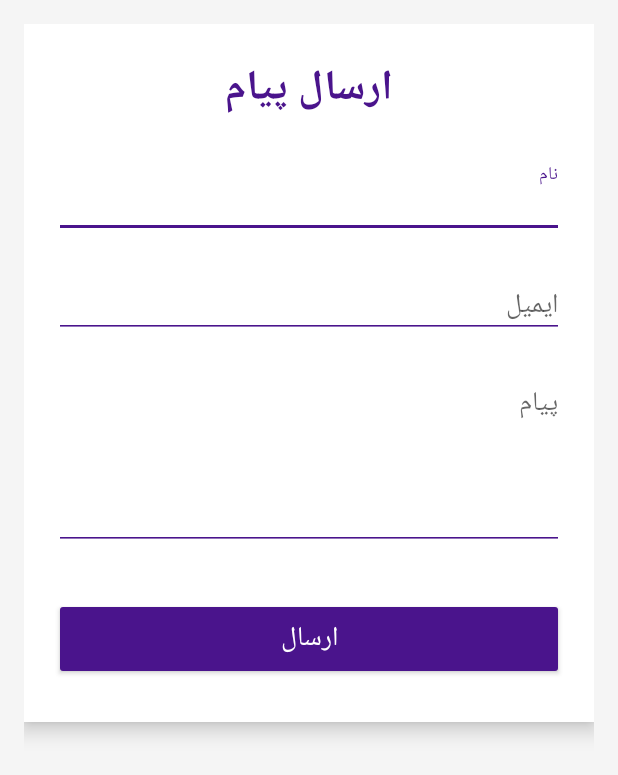
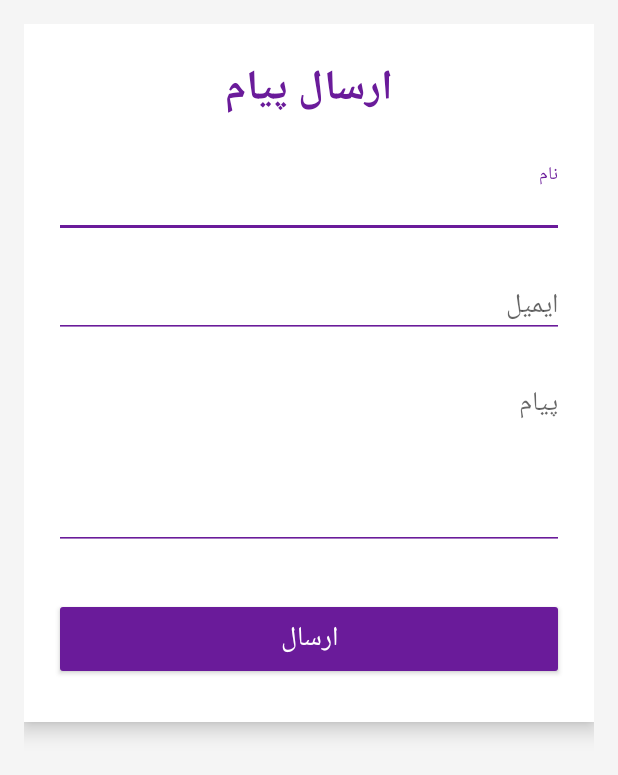
Before and after one commit to k-aghakhani/awareness, an Android app: the ContactFormActivity screen opened directly, with no data from a screen before it, after a tap on "ارسال", on a phone screen of 412 x 824 dp. Shown: the top 775 px of the screen. Run offline under Robolectric (Android 15) with nearby library versions, the phone set to English and light mode, and no system bars; our stand-ins replace Volley; network calls fail.

Commit message:
improve the appearance of the message submission page

```diff
--- a/app/build.gradle
+++ b/app/build.gradle
@@ -29,7 +29,8 @@ android {
 }
 
 dependencies {
-    implementation 'com.google.android.material:material:1.9.0'
+    implementation 'com.google.android.material:material:1.11.0'
+   // implementation 'com.google.android.material:material:1.9.0'
     implementation 'androidx.cardview:cardview:1.0.0'
     implementation 'androidx.appcompat:appcompat:1.6.1'
     implementation 'androidx.recyclerview:recyclerview:1.3.2'
--- a/app/src/main/java/com/aghakhani/awareness/ContactFormActivity.java
+++ b/app/src/main/java/com/aghakhani/awareness/ContactFormActivity.java
@@ -7,6 +7,8 @@ import android.net.NetworkInfo;
 import android.os.Bundle;
 import android.util.Log;
 import android.view.View;
+import android.view.animation.Animation;
+import android.view.animation.AnimationUtils;
 import android.widget.Button;
 import android.widget.EditText;
 import android.widget.ProgressBar;
@@ -43,7 +45,15 @@ public class ContactFormActivity extends AppCompatActivity {
         progressBar = findViewById(R.id.progressBar);
         requestQueue = Volley.newRequestQueue(this);
 
+        // Load animation for the button
+        Animation buttonAnimation = AnimationUtils.loadAnimation(this, android.R.anim.fade_in);
+        sendButton.setAnimation(buttonAnimation);
+
         sendButton.setOnClickListener(v -> {
+            // Play animation on click
+            Animation clickAnimation = AnimationUtils.loadAnimation(this, android.R.anim.fade_out);
+            v.startAnimation(clickAnimation);
+
             String name = enterName.getText().toString().trim();
             String email = enterEmail.getText().toString().trim();
             String message = enterMessage.getText().toString().trim();
@@ -172,8 +182,9 @@ public class ContactFormActivity extends AppCompatActivity {
         AlertDialog dialog = builder.create();
         dialog.show();
         Button positiveButton = dialog.getButton(AlertDialog.BUTTON_POSITIVE);
-        positiveButton.setTextColor(ContextCompat.getColor(this, android.R.color.black)); // Set button color to black
-        positiveButton.setTextSize(16); // Increase text size for better visibility
+        positiveButton.setTextColor(ContextCompat.getColor(this, android.R.color.white)); // Change to white text
+        positiveButton.setBackgroundColor(ContextCompat.getColor(this, android.R.color.holo_purple)); // Background color
+        positiveButton.setTextSize(16);
     }
 
     private void clearForm() {
--- a/app/src/main/res/layout/activity_contact_form.xml
+++ b/app/src/main/res/layout/activity_contact_form.xml
@@ -23,7 +23,7 @@
             android:text="ارسال پیام"
             android:textSize="28sp"
             android:textStyle="bold"
-            android:textColor="#4A148C"
+            android:textColor="#6A1B9A"
             android:gravity="center"
             android:paddingBottom="24dp" />
 
@@ -33,8 +33,8 @@
             android:layout_height="wrap_content"
             android:layout_marginBottom="16dp"
             app:boxBackgroundMode="outline"
-            app:boxStrokeColor="#4A148C"
-            app:hintTextColor="#4A148C">
+            app:boxStrokeColor="#6A1B9A"
+            app:hintTextColor="#6A1B9A">
 
             <com.google.android.material.textfield.TextInputEditText
                 android:id="@+id/enterName"
@@ -42,7 +42,7 @@
                 android:layout_height="wrap_content"
                 android:hint="نام"
                 android:inputType="textPersonName"
-                android:backgroundTint="#4A148C"
+                android:backgroundTint="#6A1B9A"
                 android:textColor="#212121"
                 android:textColorHint="#757575" />
         </com.google.android.material.textfield.TextInputLayout>
@@ -53,8 +53,8 @@
             android:layout_height="wrap_content"
             android:layout_marginBottom="16dp"
             app:boxBackgroundMode="outline"
-            app:boxStrokeColor="#4A148C"
-            app:hintTextColor="#4A148C">
+            app:boxStrokeColor="#6A1B9A"
+            app:hintTextColor="#6A1B9A">
 
             <com.google.android.material.textfield.TextInputEditText
                 android:id="@+id/enterEmail"
@@ -62,7 +62,7 @@
                 android:layout_height="wrap_content"
                 android:hint="ایمیل"
                 android:inputType="textEmailAddress"
-                android:backgroundTint="#4A148C"
+                android:backgroundTint="#6A1B9A"
                 android:textColor="#212121"
                 android:textColorHint="#757575" />
         </com.google.android.material.textfield.TextInputLayout>
@@ -73,8 +73,8 @@
             android:layout_height="wrap_content"
             android:layout_marginBottom="16dp"
             app:boxBackgroundMode="outline"
-            app:boxStrokeColor="#4A148C"
-            app:hintTextColor="#4A148C">
+            app:boxStrokeColor="#6A1B9A"
+            app:hintTextColor="#6A1B9A">
 
             <com.google.android.material.textfield.TextInputEditText
                 android:id="@+id/enterMessage"
@@ -84,7 +84,7 @@
                 android:inputType="textMultiLine"
                 android:lines="5"
                 android:gravity="top|start"
-                android:backgroundTint="#4A148C"
+                android:backgroundTint="#6A1B9A"
                 android:textColor="#212121"
                 android:textColorHint="#757575" />
         </com.google.android.material.textfield.TextInputLayout>
@@ -96,7 +96,7 @@
             android:layout_height="wrap_content"
             android:layout_gravity="center"
             android:visibility="gone"
-            android:indeterminateTint="#4A148C" />
+            android:indeterminateTint="#6A1B9A" />
 
         <!-- Send Button -->
         <Button
@@ -108,7 +108,7 @@
             android:text="ارسال"
             android:textSize="18sp"
             android:textColor="@android:color/white"
-            android:backgroundTint="#4A148C"
+            android:backgroundTint="#6A1B9A"
             android:padding="12dp"
             android:elevation="4dp"
             app:cornerRadius="12dp" />
```
